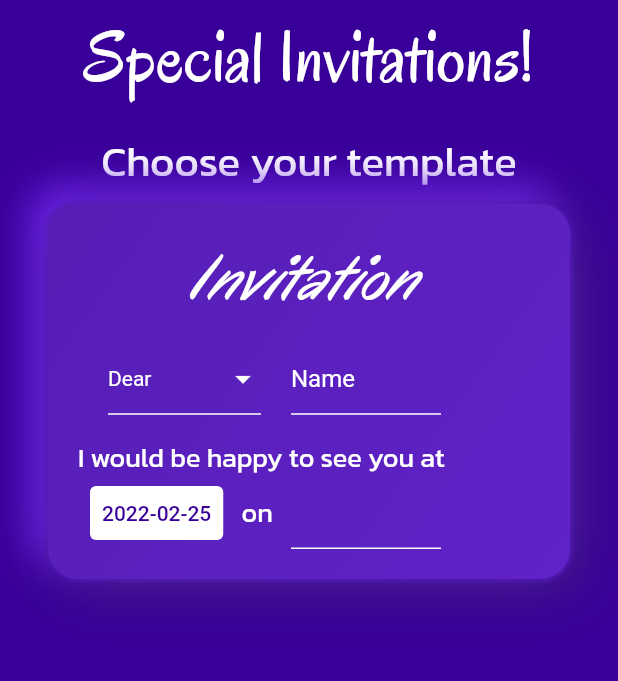
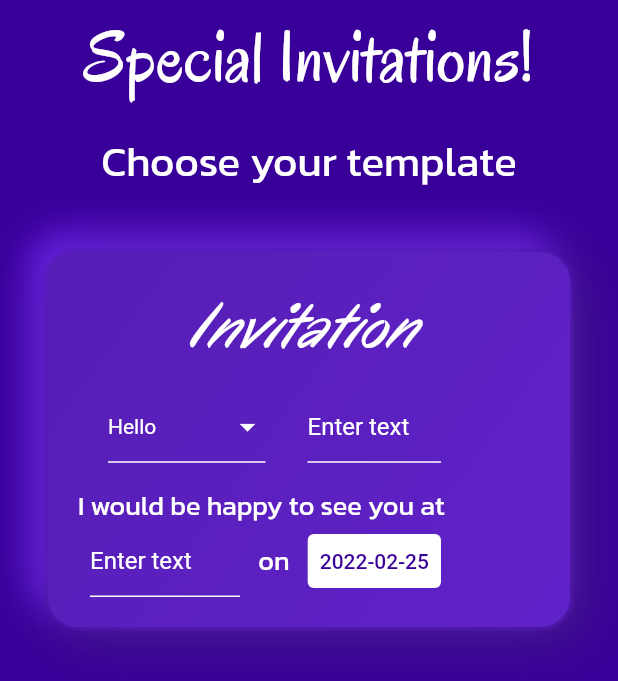
Before and after one commit to fawaz-alesayi/special-cards, a Flutter app: the screen it shows after launch, on a phone screen of 412 x 824 dp. Shown: the top 681 px of the screen. Run offline on Flutter 3.47's test engine with Material 2 defaults, Android fonts, the light colour scheme and no system bars.

Commit message:
feature: second page work 2️⃣

```diff
--- a/lib/body_text.dart
+++ b/lib/body_text.dart
@@ -3,6 +3,7 @@ import 'package:flutter/widgets.dart';
 import 'package:invitation_cards/utils.dart';
 
 import 'domain/labels.dart';
+import 'multi_choice_label_view.dart';
 
 class BodyText extends StatelessWidget {
   final String text;
@@ -17,14 +18,15 @@ class BodyText extends StatelessWidget {
   @override
   Widget build(BuildContext context) {
     List<String> textTokens = text.split(" ").intersperse(" ");
-    List<String> formattedLabelValues =
+    List<String> formattedLabelKeys =
         labels.map((label) => addFormat(label.key)).toList();
     return RichText(
       text: TextSpan(
         style: Theme.of(context).textTheme.bodyText1,
         children: textTokens.map((token) {
-          if (formattedLabelValues.contains(token)) {
-            Label l = labels.firstWhere((label) => label.key == removeFormat(token));
+          if (formattedLabelKeys.contains(token)) {
+            Label l =
+                labels.firstWhere((label) => label.key == removeFormat(token));
             return WidgetSpan(
               alignment: PlaceholderAlignment.middle,
               child: labelView(l),
@@ -43,18 +45,20 @@ class BodyText extends StatelessWidget {
 }
 
 Widget labelView(Label label) {
-  switch (label.runtimeType) {
-    case TextLabel:
-      return TextLabelView(label: label);
-    case DateLabel:
-      return DateLabelView(label: label);
-    default:
-      return TextLabelView(label: label);
+  if (label is TextLabel) {
+    return TextLabelView(label: label);
   }
+  if (label is DateLabel) {
+    return DateLabelView(label: label);
+  }
+  if (label is MultiChoiceLabel) {
+    return MultiChoiceLabelView(label: label);
+  }
+  return DefaultLabelView(label: label);
 }
 
 class TextLabelView extends StatefulWidget {
-  final Label label;
+  final TextLabel label;
 
   const TextLabelView({
     Key? key,
@@ -72,11 +76,15 @@ class _TextLabelViewState extends State<TextLabelView> {
         padding: const EdgeInsets.symmetric(horizontal: 8.0),
         child: Container(
           width: 100.0,
-          child: TextField(
+          child: TextFormField(
             decoration: const InputDecoration(
-              hintText: ""
+              hintText: "Enter text",
             ),
-            onChanged: (value) => {}
+            onChanged: (value) => {
+              setState(() {
+                widget.label.value = value;
+              })
+            },
           ),
         ));
   }
@@ -105,7 +113,6 @@ class _DateLabelViewState extends State<DateLabelView> {
       padding: const EdgeInsets.symmetric(horizontal: 8.0),
       child: TextButton(
         onPressed: () {
-          debugPrint("Hello");
           _selectDate(context);
         },
         child: Text(selectedDate.dateString),
@@ -127,3 +134,14 @@ class _DateLabelViewState extends State<DateLabelView> {
     }
   }
 }
+
+class DefaultLabelView extends StatelessWidget {
+  final Label label;
+
+  const DefaultLabelView({Key? key, required this.label}) : super(key: key);
+
+  @override
+  Widget build(BuildContext context) {
+    return Text(label.getText());
+  }
+}
--- a/lib/domain/labels.dart
+++ b/lib/domain/labels.dart
@@ -1,7 +1,7 @@
 abstract class Label {
-  String key;
+  final String key;
 
-  Label({
+  const Label({
     required this.key,
   });
 
@@ -11,6 +11,7 @@ abstract class Label {
 
 class DateLabel extends Label {
   DateTime value;
+
   DateLabel({
     required this.value,
     required String key,
@@ -24,6 +25,7 @@ class DateLabel extends Label {
 
 class TextLabel extends Label {
   String value;
+
   TextLabel({
     required this.value,
     required String key,
@@ -34,3 +36,16 @@ class TextLabel extends Label {
     return value;
   }
 }
+
+class MultiChoiceLabel<T> extends Label {
+  T value;
+  List<T> choices;
+
+  MultiChoiceLabel({required this.value, required this.choices, required String key}) : super(key: key);
+
+  @override
+  String getText() {
+    return T.toString();
+  }
+
+}
--- a/lib/domain/template.dart
+++ b/lib/domain/template.dart
@@ -3,17 +3,16 @@ import 'package:collection/collection.dart';
 
 /// The message template
 ///
-/// [labels] refer to the interactable elements of the body text
+/// [labels] refer to the interactable elements of the template
 class Template {
-  String title;
-
+  final String title;
   /// The raw body text of the template
   ///
   /// Example:
   /// Hello, my name is {name} and I am {age} years old.
   final String _body;
 
-  List<Label> labels;
+  final List<Label> labels;
 
   Template({
     required this.title,
@@ -33,6 +32,8 @@ class Template {
       }
     });
   }
+
+  String get rawBody => _body;
 }
 
 abstract class TemplateView {}
--- a/lib/drop_down_button.dart
+++ /dev/null
@@ -1,53 +0,0 @@
-import 'package:flutter/cupertino.dart';
-import 'package:flutter/material.dart';
-
-class GreetingsChooser extends StatefulWidget {
-  const GreetingsChooser({Key? key}) : super(key: key);
-
-  @override
-  State<StatefulWidget> createState() {
-    return _GreetingsChooserState();
-  }
-}
-
-class _GreetingsChooserState extends State<GreetingsChooser> {
-  final List<String> choices = [
-    'Dear',
-    'Greetings',
-    'Hello',
-    'Hi',
-    'Howdy',
-    'Salutations',
-    'Sup',
-    'Yo'
-  ];
-  String selectedItem = 'Dear';
-
-  @override
-  Widget build(BuildContext context) {
-    return DropdownButtonFormField<String>(
-      value: selectedItem,
-      icon: Icon(Icons.arrow_drop_down, color: Colors.white),
-      iconSize: 24,
-      elevation: 16,
-      style: TextStyle(color: Colors.black),
-      onChanged: (String? newValue) {
-        setState(() {
-          selectedItem = newValue!;
-        });
-      },
-      selectedItemBuilder: (context) => choices
-          .map<Widget>((String choice) => Text(
-                choice,
-                style: TextStyle(color: Colors.white),
-              ))
-          .toList(),
-      items: choices.map<DropdownMenuItem<String>>((String value) {
-        return DropdownMenuItem<String>(
-          value: value,
-          child: Text(value),
-        );
-      }).toList(),
-    );
-  }
-}
--- /dev/null
+++ b/lib/multi_choice_label_view.dart
@@ -0,0 +1,44 @@
+import 'package:flutter/cupertino.dart';
+import 'package:flutter/material.dart';
+import 'package:invitation_cards/domain/labels.dart';
+
+class MultiChoiceLabelView<T> extends StatefulWidget {
+  final MultiChoiceLabel<T> label;
+
+  const MultiChoiceLabelView({Key? key, required this.label}) : super(key: key);
+
+  @override
+  State<StatefulWidget> createState() {
+    return _MultiChoiceLabelViewState();
+  }
+}
+
+class _MultiChoiceLabelViewState<T> extends State<MultiChoiceLabelView<T>> {
+  @override
+  Widget build(BuildContext context) {
+    return DropdownButtonFormField<T>(
+      value: widget.label.value,
+      icon: Icon(Icons.arrow_drop_down, color: Colors.white),
+      iconSize: 24,
+      elevation: 16,
+      style: TextStyle(color: Colors.black),
+      onChanged: (T? newValue) {
+        setState(() {
+          widget.label.value = newValue!;
+        });
+      },
+      selectedItemBuilder: (context) => widget.label.choices
+          .map((T choice) => Text(
+                choice.toString(),
+                style: TextStyle(color: Colors.white),
+              ))
+          .toList(),
+      items: widget.label.choices.map<DropdownMenuItem<T>>((T value) {
+        return DropdownMenuItem<T>(
+          value: value,
+          child: Text(value.toString()),
+        );
+      }).toList(),
+    );
+  }
+}
--- a/lib/routes/home.dart
+++ b/lib/routes/home.dart
@@ -33,8 +33,12 @@ class HomePage extends StatelessWidget {
               ),
             ),
           ),
-          const GeneralTemplate(
-            tappable: true,
+          Container(
+            margin: EdgeInsets.symmetric(vertical: 32.0),
+            child: GeneralTemplateCard(
+              template: defaultGeneralTemplate,
+              tappable: true,
+            ),
           ),
         ],
       ),
--- a/lib/routes/template.dart
+++ b/lib/routes/template.dart
@@ -1,5 +1,6 @@
 import 'package:flutter/material.dart';
 import 'package:flutter/widgets.dart';
+import 'package:invitation_cards/domain/template.dart';
 import 'package:invitation_cards/shared_scaffold.dart';
 import 'package:invitation_cards/templates/general.dart';
 
@@ -8,11 +9,26 @@ class TemplatePage extends StatelessWidget {
 
   @override
   Widget build(BuildContext context) {
+    final args = ModalRoute.of(context)!.settings.arguments as Template;
+
     return SharedScaffold(
-      topPadding: 128.0,
-      body: Column(
-        children: const [GeneralTemplate()],
-      ),
+      horizontalPadding: 0.0,
+      body: Column(children: [
+        Container(
+          // Half the screen vertically,
+          // and centered horizontally
+          height: MediaQuery.of(context).size.height / 2,
+          padding: EdgeInsets.only(top: 64.0, left: 32.0, right: 32.0),
+          color: Colors.white,
+          child: Stack(
+            children: [
+              GeneralTemplateCard(
+                template: args,
+              )
+            ],
+          ),
+        ),
+      ]),
     );
   }
 }
--- a/lib/shared_scaffold.dart
+++ b/lib/shared_scaffold.dart
@@ -4,15 +4,16 @@ import 'package:flutter/material.dart';
 class SharedScaffold extends StatelessWidget {
   final Widget? body;
   final double topPadding;
+  final double horizontalPadding;
 
-  const SharedScaffold({Key? key, this.body, this.topPadding = 0}) : super(key: key);
+  const SharedScaffold({Key? key, this.body, this.topPadding = 0, this.horizontalPadding = 32}) : super(key: key);
 
   @override
   Widget build(BuildContext context) {
     return Scaffold(
       backgroundColor: Theme.of(context).primaryColor,
       body: Container(
-        padding: EdgeInsets.only(left: 32, right: 32, top: topPadding),
+        padding: EdgeInsets.only(left: horizontalPadding, right: horizontalPadding, top: topPadding),
         child: body,
       )
     );
--- a/lib/template.dart
+++ b/lib/template.dart
@@ -2,22 +2,17 @@ import 'package:flutter/material.dart';
 import 'package:flutter/widgets.dart';
 import 'package:invitation_cards/body_text.dart';
 import 'package:invitation_cards/domain/template.dart';
-import 'package:invitation_cards/drop_down_button.dart';
+import 'package:invitation_cards/multi_choice_label_view.dart';
 import 'package:invitation_cards/utils.dart';
 
 import 'domain/labels.dart';
 
 class TemplateCard extends StatefulWidget {
-  final String title;
-  final String body;
-  final List<Label> labels;
+  final Template template;
+  List<Widget> children;
   bool tappable;
 
-  TemplateCard(
-      {this.title = "Invitation",
-      required this.body,
-      required this.labels,
-      this.tappable = true});
+  TemplateCard({required this.template, this.tappable = true, required this.children});
 
   @override
   _TemplateCardState createState() => _TemplateCardState();
@@ -35,7 +30,7 @@ class _TemplateCardState extends State<TemplateCard> {
     return InkWell(
       onTap: () {
         if (widget.tappable) {
-          Navigator.pushNamed(context, '/template');
+          Navigator.pushNamed(context, '/template', arguments: widget.template);
         }
       },
       child: Container(
@@ -113,44 +108,9 @@ class _TemplateCardState extends State<TemplateCard> {
         child: Flex(
           direction: Axis.vertical,
           mainAxisAlignment: MainAxisAlignment.spaceBetween,
-          children: [
-            Text(widget.title, style: Theme.of(context).textTheme.headline3),
-            Row(children: const [
-              Padding(
-                padding: EdgeInsets.symmetric(horizontal: 20.0),
-                child: SizedBox(child: GreetingsChooser(), width: 102),
-              ),
-              SizedBox(
-                width: 100,
-                child: CardTextField(),
-              ),
-            ]),
-            Wrap(
-                children: [BodyText(text: widget.body, labels: widget.labels)]),
-          ],
+          children: widget.children
         ),
       ),
     );
   }
 }
-
-class CardTextField extends StatelessWidget {
-  const CardTextField({
-    Key? key,
-  }) : super(key: key);
-
-  @override
-  Widget build(BuildContext context) {
-    return const TextField(
-      style: TextStyle(color: Colors.white),
-      decoration: InputDecoration(
-          hintText: "Name",
-          contentPadding: EdgeInsets.all(0.0),
-          border: UnderlineInputBorder(
-            borderSide: BorderSide(
-              color: Colors.white,
-            ),
-          )),
-    );
-  }
-}
--- a/lib/templates/general.dart
+++ b/lib/templates/general.dart
@@ -1,23 +1,55 @@
+import 'package:flutter/material.dart';
 import 'package:flutter/widgets.dart';
+import 'package:invitation_cards/body_text.dart';
 import 'package:invitation_cards/domain/labels.dart';
+import 'package:invitation_cards/domain/template.dart';
 import 'package:invitation_cards/template.dart';
 
-class GeneralTemplate extends StatelessWidget {
+Template defaultGeneralTemplate = Template(
+    title: "Invitation",
+    body: "I would be happy to see you at {Place} on {Time}",
+    labels: [
+      DateLabel(key: "Time", value: DateTime(2022, 1, 1, 12, 0)),
+      TextLabel(key: "Place", value: ''),
+      TextLabel(key: "Recepient", value: ''),
+      MultiChoiceLabel(
+          value: "Hello",
+          choices: ["Hello", "Hi", "Greetings"],
+          key: "Greeting")
+    ]);
+
+class GeneralTemplateCard extends StatelessWidget {
   final bool tappable;
-  const GeneralTemplate({
-    Key? key,
-    this.tappable = false,
-  }) : super(key: key);
+
+  Template template;
+
+  GeneralTemplateCard({Key? key, this.tappable = false, required this.template})
+      : super(key: key);
 
   @override
   Widget build(BuildContext context) {
     return TemplateCard(
-      body: "I would be happy to see you at {Time} on {Place}",
-      labels: [
-        DateLabel(key: "Time", value: DateTime.now()),
-        TextLabel(key: "Place", value: '')
+      template: template,
+      tappable: tappable,
+      children: [
+        Text(template.title, style: Theme.of(context).textTheme.headline3),
+        Row(children: [
+          Padding(
+            padding: const EdgeInsets.symmetric(horizontal: 20.0),
+            child: SizedBox(
+                child: labelView(template.labels
+                    .firstWhere((label) => label.key == "Greeting")),
+                width: 105.0),
+          ),
+          SizedBox(
+              child: labelView(template.labels
+                  .firstWhere((label) => label.key == "Recepient")),
+              width: 105.0),
+        ]),
+        Wrap(children: [
+          BodyText(text: template.rawBody, labels: template.labels)
+        ]),
       ],
-      tappable: tappable,
     );
   }
 }
```
